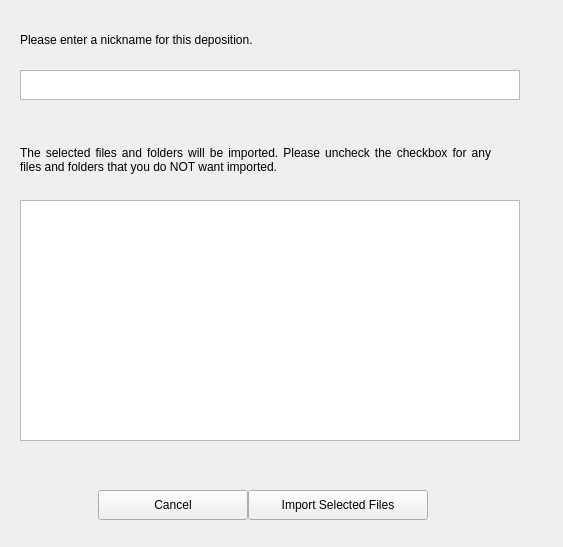
Qt form file_selector/form.ui (bmrb-io/m2mtool) before a commit.
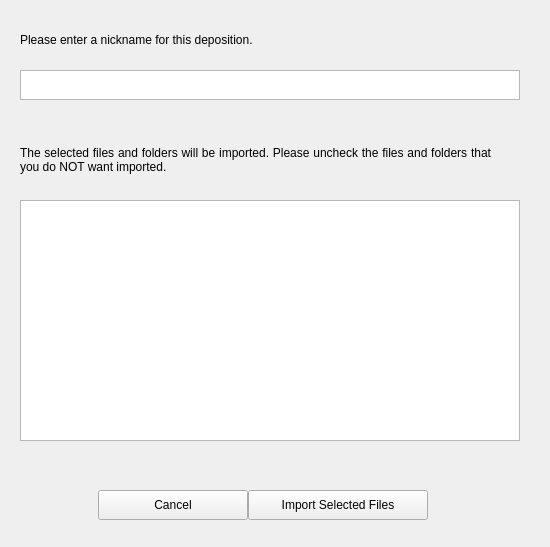
The same form after that commit.

Commit message: add code to create list of selected files to be passed to api

Patch:
```diff
--- a/file_selector/form.ui
+++ b/file_selector/form.ui
@@ -6,7 +6,7 @@
    <rect>
     <x>0</x>
     <y>0</y>
-    <width>563</width>
+    <width>550</width>
     <height>547</height>
    </rect>
   </property>
@@ -33,7 +33,7 @@
     </rect>
    </property>
    <property name="text">
-    <string>The selected files and folders will be imported. Please uncheck the checkbox for any files and folders that you do NOT want imported.</string>
+    <string>The selected files and folders will be imported. Please uncheck the files and folders that you do NOT want imported.</string>
    </property>
    <property name="alignment">
     <set>Qt::AlignJustify|Qt::AlignVCenter</set>
```
The commit also changes 1 other file.
